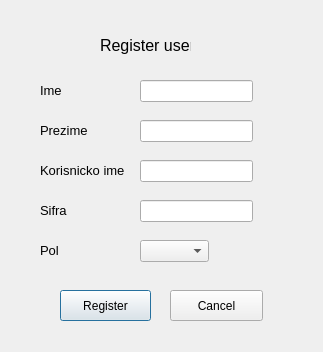
First picture: the form in UI/RegisterForm.ui, repository NevenIlincic/SIMSProjekat, before the edit.
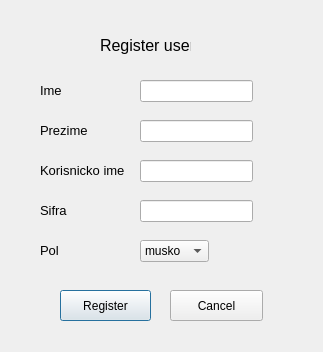
Second picture: the form after the edit.

What changed in the file:
```diff
--- a/UI/RegisterForm.ui
+++ b/UI/RegisterForm.ui
@@ -114,6 +114,16 @@
      <height>22</height>
     </rect>
    </property>
+   <item>
+    <property name="text">
+     <string>musko</string>
+    </property>
+   </item>
+   <item>
+    <property name="text">
+     <string>zensko</string>
+    </property>
+   </item>
   </widget>
   <widget class="QLabel" name="label_5">
    <property name="geometry">
```
